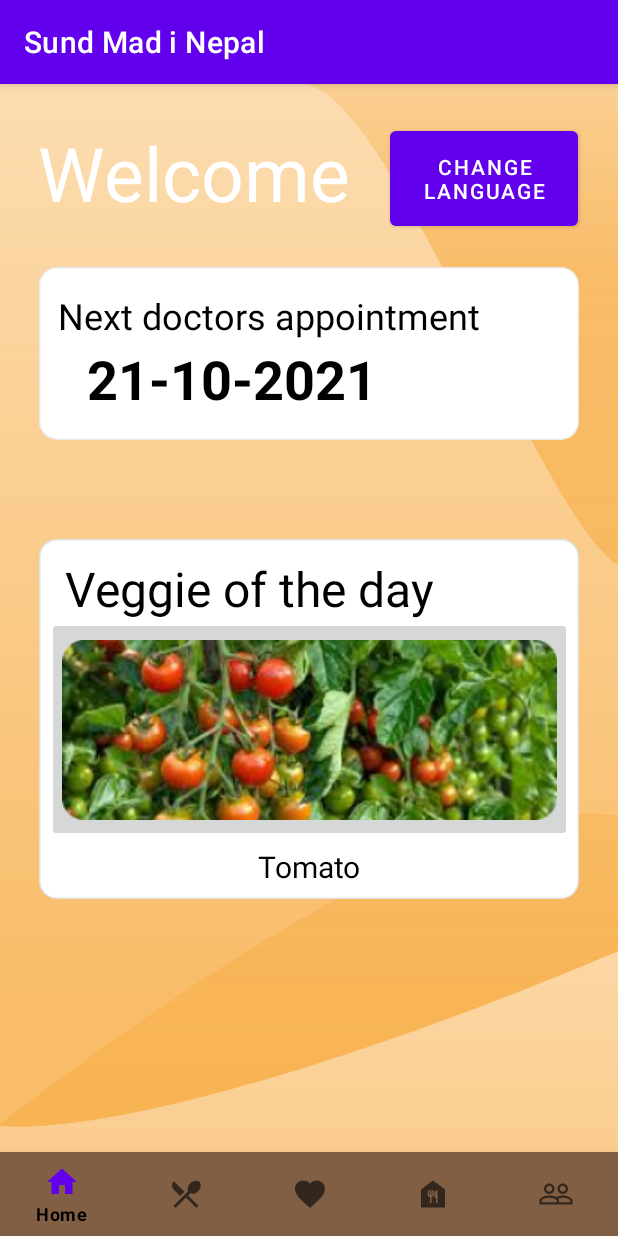
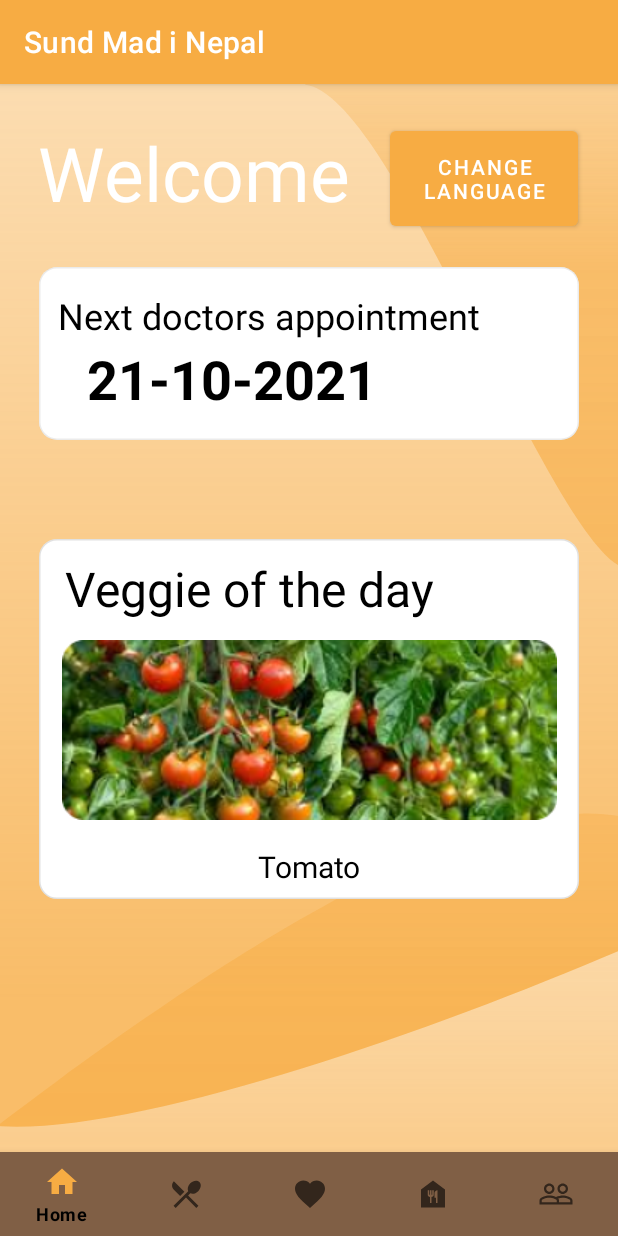
Before and after one commit to OmarEbrahim199/G2_SundMadINepal, an Android app: the HomeFragment screen opened directly, with no data from a screen before it, on a phone screen of 412 x 824 dp. Run offline under Robolectric (Android 15) with nearby library versions, the phone set to English and light mode, and no system bars; our stand-ins replace navigation-ui; 1 statement that could not run was skipped.

Commit message:
Changed to color scheme, and further fixes of Imagebuttons

```diff
--- a/app/src/main/res/layout/fragment_home.xml
+++ b/app/src/main/res/layout/fragment_home.xml
@@ -129,6 +129,7 @@
             app:layout_constraintStart_toStartOf="@id/veggie_box" />
 
         <ImageButton
+            android:background="?android:attr/selectableItemBackground"
             android:id="@+id/tomota_image"
             android:layout_width="350dp"
             android:layout_height="150dp"
--- a/app/src/main/res/values/colors.xml
+++ b/app/src/main/res/values/colors.xml
@@ -9,6 +9,9 @@
     <color name="white">#FFFFFFFF</color>
     <color name="red">#CF0505</color>
     <color name="menu">#805F38</color>
-    <color name="Orange">#FF9800</color>
+    <color name="Orange">#F7AC43</color>
+    <color name="Orange80">#CCF7AC43</color>
+    <color name="Orange60">#99F7AC43</color>
+
 
 </resources>
--- a/app/src/main/res/values/themes.xml
+++ b/app/src/main/res/values/themes.xml
@@ -2,8 +2,8 @@
     <!-- Base application theme. -->
     <style name="Theme.Sunmadinepal" parent="Theme.MaterialComponents.DayNight.DarkActionBar">
         <!-- Primary brand color. -->
-        <item name="colorPrimary">@color/purple_500</item>
-        <item name="colorPrimaryVariant">@color/purple_700</item>
+        <item name="colorPrimary">@color/Orange</item>
+        <item name="colorPrimaryVariant">@color/Orange60</item>
         <item name="colorOnPrimary">@color/white</item>
         <!-- Secondary brand color. -->
         <item name="colorSecondary">@color/teal_200</item>
```
